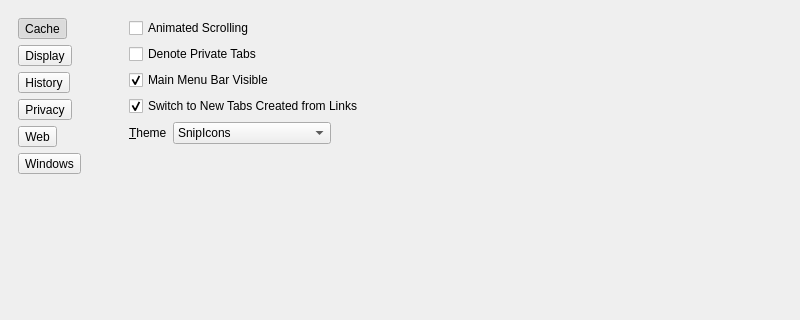
Qt form 2.x/UI/dooble_settings.ui (textbrowser/dooble) before a commit; both pictures show x 0 to 800 and y 0 to 320 of the 800 by 700 pixel window.
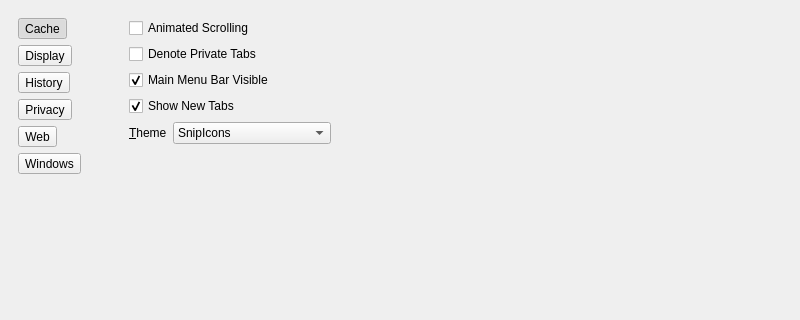
The same form after that commit. The open tabs and pages were chosen to show the change. Icons and pictures are not drawn.

```diff
--- a/2.x/UI/dooble_settings.ui
+++ b/2.x/UI/dooble_settings.ui
@@ -336,7 +336,7 @@
              <string>&lt;html&gt;&lt;head/&gt;&lt;body&gt;&lt;p&gt;If a tab is created from a link, switch to the new tab.&lt;/p&gt;&lt;/body&gt;&lt;/html&gt;</string>
             </property>
             <property name="text">
-             <string>Switch to New Tabs Created from Links</string>
+             <string>Show New Tabs</string>
             </property>
             <property name="checked">
              <bool>true</bool>
```
